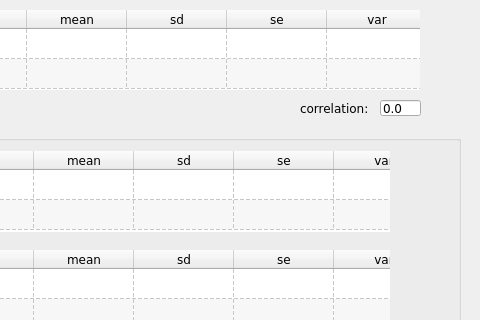
Above: continuous_data_form.ui from bwallace/OpenMeta-analyst- before the change; both pictures show x 190 to 670 and y 0 to 320 of the 670 by 555 pixel window. Below: the same form after it.
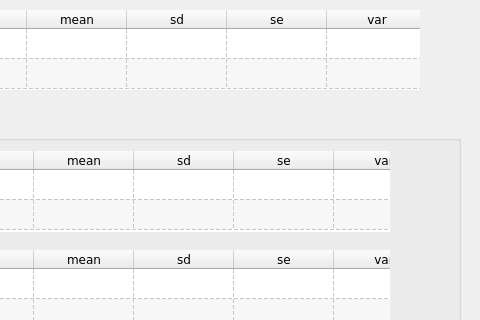
That is the form after the change. Icons and pictures are not drawn.

Commit message: some work on the continuous imputation routines; these really need to be tested by an end user

The edit to the form file:
```diff
--- a/continuous_data_form.ui
+++ b/continuous_data_form.ui
@@ -483,32 +483,6 @@
     <string>(95% confidence interval)</string>
    </property>
   </widget>
-  <widget class="QLabel" name="label_3">
-   <property name="geometry">
-    <rect>
-     <x>490</x>
-     <y>100</y>
-     <width>71</width>
-     <height>16</height>
-    </rect>
-   </property>
-   <property name="text">
-    <string>correlation:</string>
-   </property>
-  </widget>
-  <widget class="QLineEdit" name="correlation_simple">
-   <property name="geometry">
-    <rect>
-     <x>570</x>
-     <y>100</y>
-     <width>41</width>
-     <height>16</height>
-    </rect>
-   </property>
-   <property name="text">
-    <string>0.0</string>
-   </property>
-  </widget>
   <widget class="QWidget" name="layoutWidget_4">
    <property name="geometry">
     <rect>
```
The commit also changes 4 other files.
